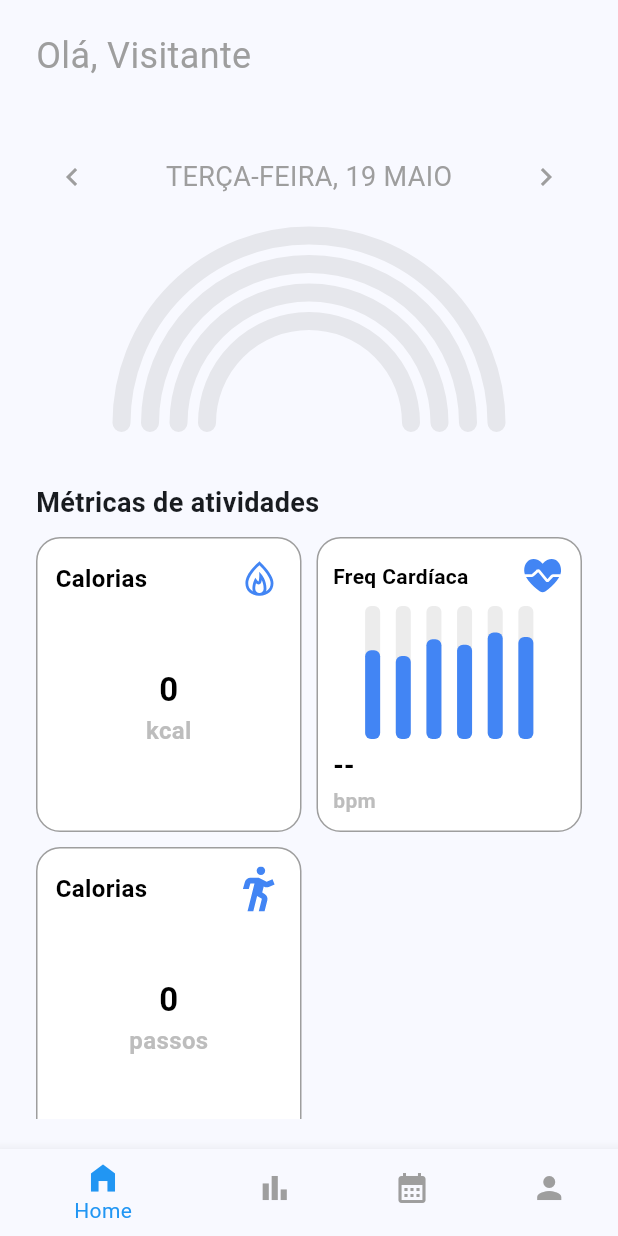
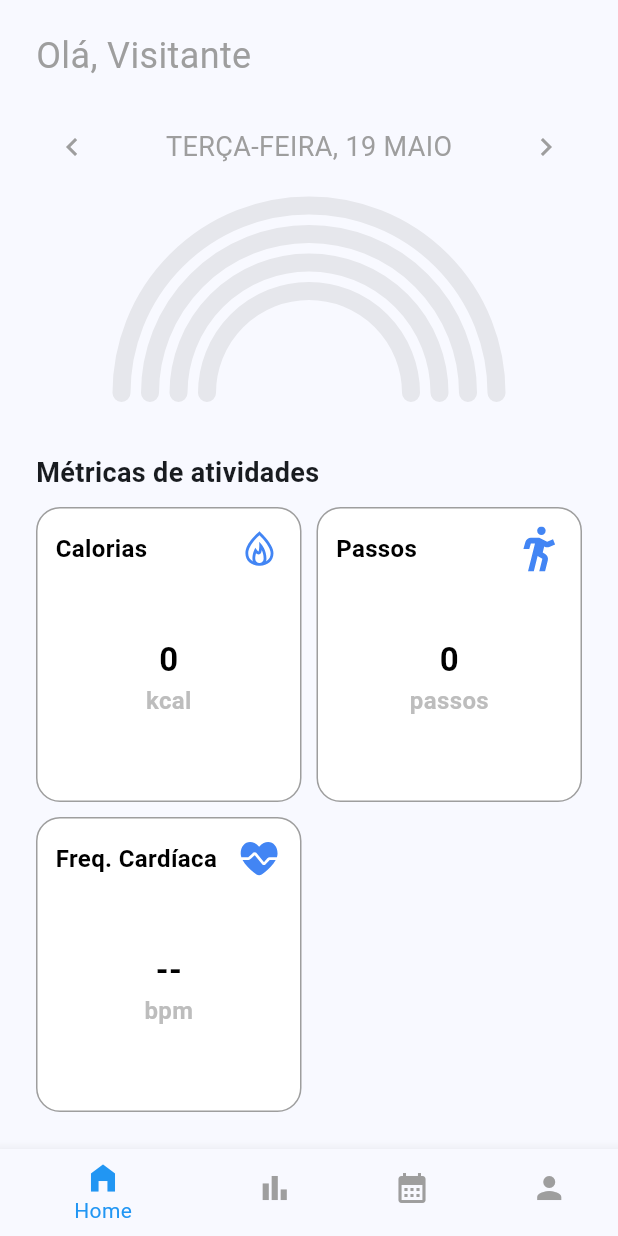
Before and after one commit to willianfurtado/mentisAI, a Flutter app: the screen it shows after launch, on a phone screen of 412 x 824 dp. Run offline on Flutter 3.47's test engine with Material 3 defaults, Android fonts, the phone set to English and light mode, and no system bars; drawn by our look-alikes of fl_chart; our stand-ins replace firebase_auth, firebase_core, flutter_dotenv, flutter_svg, google_sign_in, permission_handler and 3 more; missing offline and left inert: cloud_firestore_web, firebase_auth_web, firebase_core_web, google_sign_in_web, health; accounts and stored records are empty; project files that could hold a hidden picture were left out.

Commit message:
fix(sleep): corrige barra de progresso do componente SleepCard
- Altera parâmetro do SleepBarChart de duration para sleepProgress
- Adiciona variável de estado _sleepProgress no HomeContent
- Remove const inválidos do build
- Progresso agora reflete corretamente os minutos de sono vs meta de 8h

```diff
--- a/lib/screens/home/home_content.dart
+++ b/lib/screens/home/home_content.dart
@@ -32,6 +32,7 @@ class _HomeContentState extends State<HomeContent> {
   String _calories = "0";
   String _heartRate = "--";
   String _sleepDuration = "--";
+  double _sleepProgress = 0.0;
 
   List<double> _progressValues = [0.0, 0.0, 0.0, 0.0];
 
@@ -147,6 +148,7 @@ class _HomeContentState extends State<HomeContent> {
         _calories = totalCalories.toString();
         _heartRate = lastHeartRate > 0 ? lastHeartRate.toString() : "--";
         _sleepDuration = sleepStr;
+        _sleepProgress = sleepProgress;
         _progressValues = [stepProgress, calProgress, sleepProgress, heartProgress];
       });
 
@@ -200,7 +202,7 @@ class _HomeContentState extends State<HomeContent> {
               "Olá, $primeiroNome",
               style: const TextStyle(fontSize: 24, color: Colors.grey),
             ),
-            const SizedBox(height: 40),
+            const SizedBox(height: 20),
 
             Expanded(
               child: ListView(
@@ -243,22 +245,31 @@ class _HomeContentState extends State<HomeContent> {
                           height: 30,
                         ),
                       ),
-                      MetricsCardHeart(
-                        title: 'Freq Cardíaca',
-                        value: _heartRate,
-                        unit: 'bpm',
-                        icon: SvgPicture.asset(
-                          'assets/images/heart-pulse.svg',
-                          height: 30,
-                        ),
-                        chartData: const [80, 75, 90, 85, 96, 92],
-                      ),
+                      // MetricsCardHeart(
+                      //   title: 'Freq Cardíaca',
+                      //   value: _heartRate,
+                      //   unit: 'bpm',
+                      //   icon: SvgPicture.asset(
+                      //     'assets/images/heart-pulse.svg',
+                      //     height: 30,
+                      //   ),
+                      //   chartData: const [80, 75, 90, 85, 96, 92],
+                      // ),
                       MetricsCard(
                         title: 'Passos',
                         value: _steps,
                         unit: 'passos',
                         iconWidget: SvgPicture.asset(
                           'assets/images/person-walking.svg',
+                          height: 30,
+                        ),
+                      ),
+                      MetricsCard(
+                        title: 'Freq. Cardíaca',
+                        value: _heartRate,
+                        unit: 'bpm',
+                        iconWidget: SvgPicture.asset(
+                          'assets/images/heart-pulse.svg',
                           height: 30,
                         ),
                       ),
@@ -276,16 +287,17 @@ class _HomeContentState extends State<HomeContent> {
                   SleepCard(
                     title: 'Sono',
                     duration: _sleepDuration,
+                    sleepProgress: _sleepProgress,
                     iconWidget: SvgPicture.asset(
                       'assets/images/moon.svg',
                       height: 18,
                     ),
                   ),
-                  const SizedBox(height: 10),
-                  const SleepQualityCard(
-                      title: 'Qualidade do Sono',
-                      qualityOfSleepData: [0.2, 0.3, .4, .3, .6, .4, .8]
-                  )
+                  // const SizedBox(height: 10),
+                  // const SleepQualityCard(
+                  //     title: 'Qualidade do Sono',
+                  //     qualityOfSleepData: [0.2, 0.3, .4, .3, .6, .4, .8]
+                  // )
                 ],
               ),
             ),
--- a/lib/screens/screening_system/screening_system.dart
+++ b/lib/screens/screening_system/screening_system.dart
@@ -26,7 +26,7 @@ class ScreeeningSystem extends StatefulWidget {
 }
 
 class _ScreeeningSystemState extends State<ScreeeningSystem> {
-  final int _clusterResult = -1;
+  int _clusterResult = -1;
   String _label = "Analisando dados...";
   double _score = 0.0;
   bool _isLoading = true;
--- a/lib/screens/widgets/Home/metrics_card.dart
+++ b/lib/screens/widgets/Home/metrics_card.dart
@@ -32,8 +32,8 @@ class MetricsCard extends StatelessWidget {
           Row(
             mainAxisAlignment: MainAxisAlignment.spaceBetween,
             children: [
-              const Text(
-                'Calorias',
+              Text(
+                title,
                 style: TextStyle(
                   fontSize: 16,
                   fontWeight: FontWeight.bold,
--- a/lib/screens/widgets/Home/sleep_card.dart
+++ b/lib/screens/widgets/Home/sleep_card.dart
@@ -5,12 +5,14 @@ import 'package:mentis_ai/utils/app-colors.dart';
 class SleepCard extends StatelessWidget {
   final String title;
   final String duration;
+  final double sleepProgress;
   final Widget iconWidget;
 
   const SleepCard({
     super.key,
     required this.title,
     required this.duration,
+    required this.sleepProgress,
     required this.iconWidget,
   });
 
@@ -57,7 +59,7 @@ class SleepCard extends StatelessWidget {
             ],
           ),
 
-          const SleepBarChart(progressRatio: 0.6),
+          SleepBarChart(progressRatio: sleepProgress),
         ],
       ),
     );
--- a/lib/screens/widgets/screening_system/analysis_card.dart
+++ b/lib/screens/widgets/screening_system/analysis_card.dart
@@ -19,6 +19,7 @@ class AnalysisCard extends StatelessWidget {
         child: Text(
           text,
           textAlign: TextAlign.center,
+
           style: const TextStyle(
             fontSize: 14,
             fontWeight: FontWeight.normal,
--- a/lib/services/database_service.dart
+++ b/lib/services/database_service.dart
@@ -52,7 +52,7 @@ class DataBaseService {
         familyArrangement TEXT NOT NULL,
         children TEXT NOT NULL,
         residence TEXT NOT NULL,
-        smartwatch TEXT NOT NULL
+        smartwatch TEXT NOT
       )
     ''');
   }
```
Also changed, not shown: lib/screens/widgets/screening_system/screenning_recommendation_card.dart (+27 -16 lines), pubspec.lock.
